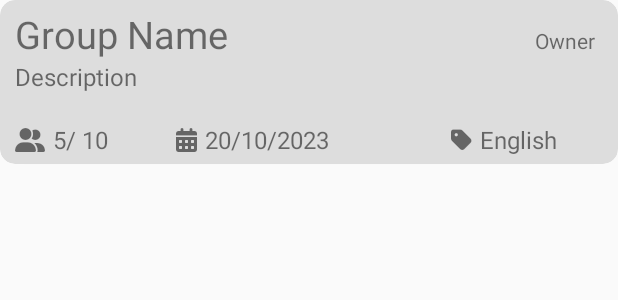
After one commit to samboy2002/ISCG7424-MAD-Group-Assignment, an Android app: the layout study_group_card.xml on its own in the app's theme, with its tools: preview values and no code run, on a phone screen of 412 x 824 dp. The commit adds this screen. Shown: the top 300 px of the screen. Run offline under Robolectric (Android 15) with nearby library versions, the phone set to English and light mode, and no system bars.

Commit message:
Create groups and display the list of groups

```diff
--- a/app/src/main/java/unitec/iscg7424/groupassignment/activities/GroupCreateActivity.java
+++ b/app/src/main/java/unitec/iscg7424/groupassignment/activities/GroupCreateActivity.java
@@ -16,6 +16,7 @@ import java.util.Calendar;
 
 import unitec.iscg7424.groupassignment.R;
 import unitec.iscg7424.groupassignment.models.StudyGroup;
+import unitec.iscg7424.groupassignment.utlities.Constants;
 import unitec.iscg7424.groupassignment.utlities.Database;
 
 public class GroupCreateActivity extends AppCompatActivity {
@@ -80,6 +81,8 @@ public class GroupCreateActivity extends AppCompatActivity {
         studyGroup.setStartDate(txtStartDate.getText().toString());
         studyGroup.setTag(txtTag.getText().toString());
         studyGroup.setDescription(txtDescription.getText().toString());
+        studyGroup.setOwner(Constants.loginUser.getId());
+        studyGroup.addMember(Constants.loginUser.getId());
 
         Database.saveGroup(studyGroup).addOnSuccessListener(unused -> {
             Toast.makeText(this, "New group was created successfully.", Toast.LENGTH_SHORT)
--- a/app/src/main/java/unitec/iscg7424/groupassignment/utlities/Database.java
+++ b/app/src/main/java/unitec/iscg7424/groupassignment/utlities/Database.java
@@ -32,12 +32,13 @@ public class Database {
         return reference.child(USER_LIST).orderByChild("email").equalTo(email).limitToFirst(1);
     }
 
-    public static Query getGroupByUser(String userId) {
+    public static Query allGroups() {
         DatabaseReference reference = database.getReference();
-        return reference.child(GROUP_LIST).orderByChild("owner").equalTo(userId);
+        return reference.child(GROUP_LIST);
     }
 
     public static Task<Void> saveGroup(StudyGroup group) {
+
         DatabaseReference reference = database.getReference(GROUP_LIST);
 
         if (group.getId() == null) {
--- a/app/src/main/res/layout/fragment_group.xml
+++ b/app/src/main/res/layout/fragment_group.xml
@@ -15,7 +15,13 @@
             android:layout_height="wrap_content"
             android:textSize="28sp"
             android:textAlignment="center"
+            android:layout_marginBottom="30dp"
             android:text="@string/my_groups"/>
+        <androidx.recyclerview.widget.RecyclerView
+            android:id="@+id/view_group_list"
+            android:layout_width="match_parent"
+            android:layout_height="wrap_content"
+            />
         <Button
             android:id="@+id/btn_create_group"
             android:layout_width="match_parent"
--- /dev/null
+++ b/app/src/main/res/layout/study_group_card.xml
@@ -0,0 +1,92 @@
+<?xml version="1.0" encoding="utf-8"?>
+<androidx.cardview.widget.CardView xmlns:android="http://schemas.android.com/apk/res/android"
+    android:layout_width="match_parent"
+    android:layout_height="wrap_content"
+    xmlns:app="http://schemas.android.com/apk/res-auto"
+    android:backgroundTint="@color/light_gray"
+    app:cardCornerRadius="10dp"
+    >
+    <LinearLayout
+        android:layout_width="match_parent"
+        android:layout_height="match_parent"
+        android:orientation="vertical"
+        android:paddingHorizontal="10dp"
+        android:paddingVertical="5dp">
+        <LinearLayout
+            android:layout_width="match_parent"
+            android:layout_height="wrap_content"
+            android:orientation="horizontal">
+            <TextView
+                android:id="@+id/txt_group_name"
+                android:layout_width="0dp"
+                android:layout_weight="1"
+                android:layout_height="wrap_content"
+                android:textSize="25sp"
+                android:text="@string/group_name"/>
+            <TextView
+                android:id="@+id/txt_identify"
+                android:layout_width="wrap_content"
+                android:layout_height="wrap_content"
+                android:textSize="14sp"
+                android:paddingHorizontal="5dp"
+                android:text="Owner"/>
+        </LinearLayout>
+        <TextView
+            android:id="@+id/txt_description"
+            android:layout_width="match_parent"
+            android:layout_height="wrap_content"
+            android:textSize="16sp"
+            android:text="@string/description"/>
+        <LinearLayout
+            android:layout_width="match_parent"
+            android:layout_height="wrap_content"
+            android:orientation="horizontal"
+            android:layout_marginTop="20dp">
+            <TextView
+                android:layout_width="wrap_content"
+                android:layout_height="wrap_content"
+                android:layout_marginEnd="5sp"
+                android:fontFamily="@font/fa_solid_900"
+                android:text="@string/icon_group"
+                android:textAlignment="center"
+                android:textSize="16sp" />
+            <TextView
+                android:id="@+id/txt_member_count"
+                android:layout_width="0sp"
+                android:layout_weight="1"
+                android:layout_height="wrap_content"
+                android:text="5/ 10"
+                android:textSize="16sp"/>
+            <TextView
+                android:layout_width="wrap_content"
+                android:layout_height="wrap_content"
+                android:layout_marginEnd="5sp"
+                android:fontFamily="@font/fa_solid_900"
+                android:text="@string/icon_calendar"
+                android:textAlignment="center"
+                android:textSize="16sp" />
+            <TextView
+                android:id="@+id/txt_start_date"
+                android:layout_width="0sp"
+                android:layout_weight="2"
+                android:layout_height="wrap_content"
+                android:text="20/10/2023"
+                android:textSize="16sp"/>
+            <TextView
+                android:layout_width="wrap_content"
+                android:layout_height="wrap_content"
+                android:layout_marginEnd="5sp"
+                android:fontFamily="@font/fa_solid_900"
+                android:text="@string/icon_tag"
+                android:textAlignment="center"
+                android:textSize="16sp" />
+            <TextView
+                android:id="@+id/txt_tag"
+                android:layout_width="0sp"
+                android:layout_weight="1"
+                android:layout_height="wrap_content"
+                android:text="English"
+                android:textSize="16sp"/>
+        </LinearLayout>
+    </LinearLayout>
+</androidx.cardview.widget.CardView>
--- a/app/src/main/res/values/colors.xml
+++ b/app/src/main/res/values/colors.xml
@@ -2,6 +2,7 @@
 <resources>
     <color name="black">#FF000000</color>
     <color name="white">#FFFFFFFF</color>
+    <color name="light_gray">#FFDDDDDD</color>
     <color name="gray">#FF828A91</color>
     <color name="red">#FFFF3300</color>
     <color name="primary">#FF17A2B8</color>
--- a/app/src/main/res/values/strings.xml
+++ b/app/src/main/res/values/strings.xml
@@ -28,4 +28,7 @@
     <string name="max_count_of_members">Max Count Of Members</string>
     <string name="tag">Tag</string>
     <string name="default_member_count">10</string>
+    <string name="icon_group">&#xf500;</string>
+    <string name="icon_calendar">&#xf073;</string>
+    <string name="icon_tag">&#xf02b;</string>
 </resources>
```
Also changed, not shown: app/src/main/java/unitec/iscg7424/groupassignment/activities/GroupFragment.java (+47 -0 lines), app/src/main/java/unitec/iscg7424/groupassignment/models/StudyGroup.java (+8 -0 lines), app/src/main/java/unitec/iscg7424/groupassignment/views/GroupCardAdapter.java (added, +59 -0 lines), app/src/main/java/unitec/iscg7424/groupassignment/views/GroupCardHolder.java (added, +28 -0 lines).
